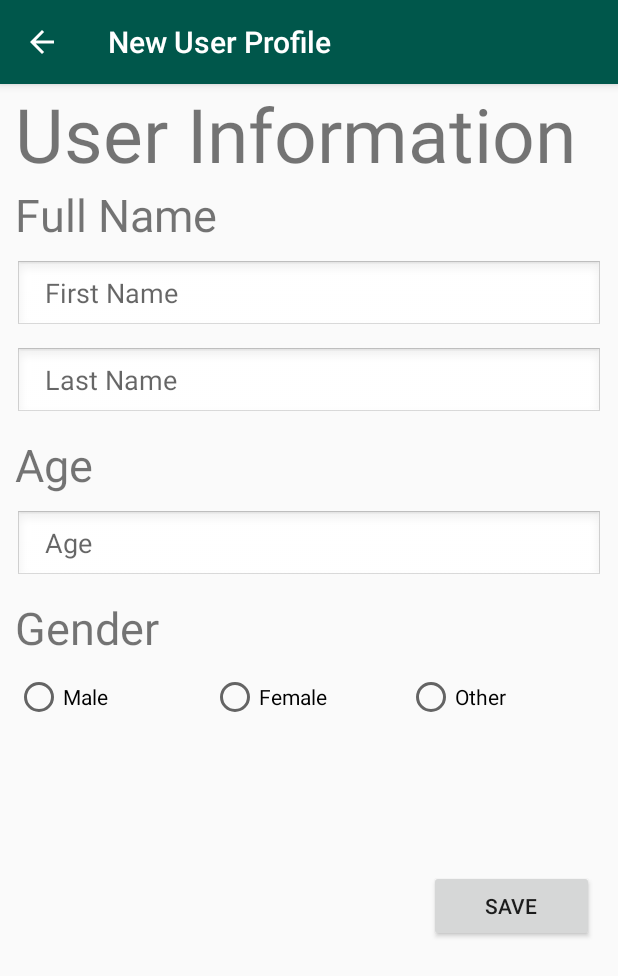
After one commit to TeamSAYY/COMP3004Project, an Android app: the New_User_Profile screen opened directly, with no data from a screen before it, on a phone screen of 412 x 824 dp. The commit adds this screen. Shown: the top 976 px of the screen. Run offline under Robolectric (Android 15) with nearby library versions, the phone set to English and light mode, and no system bars.

Commit message:
Created New User Profile and updated elements from receiving feedback.

```diff
--- a/app/src/main/AndroidManifest.xml
+++ b/app/src/main/AndroidManifest.xml
@@ -10,6 +10,7 @@
         android:roundIcon="@mipmap/ic_launcher_round"
         android:supportsRtl="true"
         android:theme="@style/AppTheme">
+        <activity android:name=".New_User_Profile"></activity>
         <!-- <activity android:name=".Frag_Setting"></activity> -->
         <!-- <activity android:name=".Frag_Notification" /> -->
         <activity android:name=".Nav_page" />
--- a/app/src/main/java/com/example/drmednotifier/Frag_Selfreport.java
+++ b/app/src/main/java/com/example/drmednotifier/Frag_Selfreport.java
@@ -14,7 +14,7 @@ public class Frag_Selfreport extends Fragment {
 
 
     TextView name,age;
-    ImageView Avatarr;
+    ImageView Avatar;
 
     public Frag_Selfreport() {
         // Required empty public constructor
@@ -28,6 +28,8 @@ public class Frag_Selfreport extends Fragment {
                              Bundle savedInstanceState) {
         View v = inflater.inflate(R.layout.fragment_frag__selfreport, container, false);
 
+
+
 /*
         String NNN = ((Nav_page)getActivity()).getNamed();
         name = (TextView) v.findViewById(R.id.s_name) ;
@@ -38,8 +40,8 @@ public class Frag_Selfreport extends Fragment {
         age.setText("Age: "+AAA);
 
 
-        Avatarr  = (ImageView)v.findViewById(R.id.Avatar);
-        Avatarr.setImageResource(R.drawable.avatar);
+        Avatar  = (ImageView)v.findViewById(R.id.Avatar);
+        Avatar.setImageResource(R.drawable.avatar);
 */
 
         return v;
--- /dev/null
+++ b/app/src/main/java/com/example/drmednotifier/New_User_Profile.java
@@ -0,0 +1,21 @@
+package com.example.drmednotifier;
+
+import androidx.appcompat.app.AppCompatActivity;
+import androidx.appcompat.widget.Toolbar;
+
+import android.os.Bundle;
+
+public class New_User_Profile extends AppCompatActivity {
+
+    @Override
+    protected void onCreate(Bundle savedInstanceState) {
+        super.onCreate(savedInstanceState);
+        setContentView(R.layout.activity_new__user__profile);
+
+        Toolbar toolbar = findViewById(R.id.toolbar);
+        setSupportActionBar(toolbar);
+
+        getSupportActionBar().setTitle(getResources().getString(R.string.new_user_report_title));
+        getSupportActionBar().setDisplayHomeAsUpEnabled(true);
+    }
+}
--- /dev/null
+++ b/app/src/main/res/layout/activity_new__user__profile.xml
@@ -0,0 +1,155 @@
+<?xml version="1.0" encoding="utf-8"?>
+<RelativeLayout xmlns:android="http://schemas.android.com/apk/res/android"
+    xmlns:app="http://schemas.android.com/apk/res-auto"
+    xmlns:tools="http://schemas.android.com/tools"
+    android:layout_width="match_parent"
+    android:layout_height="match_parent"
+    tools:context=".New_User_Profile">
+
+    <include
+        android:id="@+id/toolbar"
+        layout="@layout/new_user_profile_toolbar" />
+
+    <LinearLayout
+        android:layout_width="match_parent"
+        android:layout_height="match_parent"
+        android:orientation="vertical"
+        android:padding="10dp"
+        app:layout_constraintBottom_toBottomOf="parent"
+        app:layout_constraintEnd_toEndOf="parent"
+        app:layout_constraintHorizontal_bias="0.0"
+        app:layout_constraintStart_toStartOf="parent"
+        app:layout_constraintTop_toTopOf="parent"
+        app:layout_constraintVertical_bias="0.0">
+
+        <EditText
+            android:id="@+id/invisibleTextSpace"
+            android:layout_width="match_parent"
+            android:layout_height="wrap_content"
+            android:ems="10"
+            android:inputType="textPersonName"
+            android:visibility="invisible" />
+
+        <TextView
+            android:id="@+id/lblUserInfo"
+            android:layout_width="match_parent"
+            android:layout_height="wrap_content"
+            android:text="User Information"
+            android:textSize="50dp" />
+
+        <TextView
+            android:id="@+id/lblFullName"
+            android:layout_width="match_parent"
+            android:layout_height="wrap_content"
+            android:text="Full Name"
+            android:textSize="30dp" />
+
+        <EditText
+            android:id="@+id/textFirstName"
+            android:layout_width="match_parent"
+            android:layout_height="wrap_content"
+            android:layout_marginTop="10dp"
+            android:background="@android:drawable/edit_text"
+            android:editable="false"
+            android:hint="  First Name"
+            android:inputType="textPersonName" />
+
+        <EditText
+            android:id="@+id/textLastName"
+            android:layout_width="match_parent"
+            android:layout_height="wrap_content"
+            android:layout_marginTop="10dp"
+            android:editable="false"
+            android:background="@android:drawable/edit_text"
+            android:hint="  Last Name"
+            android:layout_marginBottom="10dp"
+            android:inputType="textPersonName" />
+
+        <TextView
+            android:id="@+id/lblAge"
+            android:layout_width="match_parent"
+            android:layout_height="wrap_content"
+            android:text="Age"
+            android:textSize="30dp" />
+
+        <EditText
+            android:id="@+id/textAge"
+            android:layout_width="match_parent"
+            android:layout_height="wrap_content"
+            android:layout_marginTop="10dp"
+            android:layout_marginBottom="10dp"
+            android:background="@android:drawable/edit_text"
+            android:hint="  Age"
+            android:inputType="number" />
+
+        <TextView
+            android:id="@+id/lblGender"
+            android:layout_width="match_parent"
+            android:layout_height="wrap_content"
+            android:text="Gender"
+            android:layout_marginBottom="10dp"
+            android:textSize="30dp" />
+
+        <RadioGroup
+            android:layout_width="match_parent"
+            android:layout_height="42dp"
+            android:orientation="horizontal">
+
+            <RadioButton
+                android:id="@+id/btnMale"
+                android:layout_width="match_parent"
+                android:layout_height="wrap_content"
+                android:layout_weight="1"
+                android:text="Male" />
+
+            <RadioButton
+                android:id="@+id/btnFemale"
+                android:layout_width="match_parent"
+                android:layout_height="wrap_content"
+                android:layout_weight="1"
+                android:text="Female" />
+
+            <RadioButton
+                android:id="@+id/btnOther"
+                android:layout_width="match_parent"
+                android:layout_height="wrap_content"
+                android:layout_weight="1"
+                android:text="Other" />
+        </RadioGroup>
+
+        <EditText
+            android:id="@+id/invisibleTextSpace2"
+            android:layout_width="match_parent"
+            android:layout_height="89dp"
+            android:ems="10"
+            android:inputType="textPersonName"
+            android:visibility="invisible" />
+
+        <LinearLayout
+            android:layout_width="match_parent"
+            android:layout_height="match_parent"
+            android:orientation="horizontal"
+            android:padding="0dp">
+
+            <EditText
+                android:id="@+id/invisibleTextSpace4"
+                android:layout_width="276dp"
+                android:layout_height="24dp"
+                android:ems="10"
+                android:inputType="textPersonName"
+                android:visibility="invisible" />
+
+            <Button
+                android:id="@+id/btnSaveChanges"
+                android:layout_width="110dp"
+                android:layout_height="wrap_content"
+                android:layout_marginEnd="16dp"
+                android:layout_marginBottom="16dp"
+                android:text="Save"
+                app:layout_constraintBottom_toBottomOf="parent"
+                app:layout_constraintEnd_toEndOf="parent" />
+        </LinearLayout>
+
+    </LinearLayout>
+
+</RelativeLayout>
--- a/app/src/main/res/layout/fragment_frag__selfreport.xml
+++ b/app/src/main/res/layout/fragment_frag__selfreport.xml
@@ -5,84 +5,4 @@
     android:id="@+id/Frag_sr"
     android:layout_width="match_parent"
     android:layout_height="match_parent"
-    tools:context="com.example.drmednotifier.Frag_Selfreport">
-
-    <LinearLayout
-        android:layout_width="match_parent"
-        android:layout_height="match_parent"
-        android:orientation="vertical"
-        android:padding="10dp"
-        app:layout_constraintBottom_toBottomOf="parent"
-        app:layout_constraintEnd_toEndOf="parent"
-        app:layout_constraintHorizontal_bias="0.0"
-        app:layout_constraintStart_toStartOf="parent"
-        app:layout_constraintTop_toTopOf="parent"
-        app:layout_constraintVertical_bias="0.0">
-
-        <EditText
-            android:id="@+id/textFIrstName"
-            android:layout_width="match_parent"
-            android:layout_height="54dp"
-            android:layout_marginTop="32dp"
-            android:editable="false"
-            android:ems="10"
-            android:inputType="textPersonName"
-            android:text="First Name" />
-
-        <EditText
-            android:id="@+id/textLastName"
-            android:layout_width="match_parent"
-            android:layout_height="54dp"
-            android:layout_marginTop="32dp"
-            android:editable="false"
-            android:ems="10"
-            android:inputType="textPersonName"
-            android:text="Last Name" />
-
-        <EditText
-            android:id="@+id/textAge"
-            android:layout_width="match_parent"
-            android:layout_height="54dp"
-            android:layout_marginTop="32dp"
-            android:ems="10"
-            android:inputType="number"
-            android:text="Age" />
-
-        <LinearLayout
-            android:layout_width="match_parent"
-            android:layout_height="62dp"
-            android:orientation="horizontal"
-            android:padding="5dp">
-
-            <CheckBox
-                android:id="@+id/checkBoxMale"
-                android:layout_width="100dp"
-                android:layout_height="53dp"
-                android:text="Male" />
-
-            <CheckBox
-                android:id="@+id/checkBoxFemale"
-                android:layout_width="100dp"
-                android:layout_height="53dp"
-                android:text="Female" />
-
-            <CheckBox
-                android:id="@+id/checkBoxOther"
-                android:layout_width="145dp"
-                android:layout_height="53dp"
-                android:text="Other" />
-        </LinearLayout>
-
-        <Button
-            android:id="@+id/btnSaveChanges"
-            android:layout_width="wrap_content"
-            android:layout_height="wrap_content"
-            android:layout_marginEnd="16dp"
-            android:layout_marginBottom="16dp"
-            android:text="Save"
-            app:layout_constraintBottom_toBottomOf="parent"
-            app:layout_constraintEnd_toEndOf="parent" />
-
-    </LinearLayout>
-
-</FrameLayout>
+    tools:context="com.example.drmednotifier.Frag_Selfreport"/>
--- /dev/null
+++ b/app/src/main/res/layout/new_user_profile_toolbar.xml
@@ -0,0 +1,9 @@
+<?xml version="1.0" encoding="utf-8"?>
+<androidx.appcompat.widget.Toolbar xmlns:android="http://schemas.android.com/apk/res/android"
+    android:layout_width="match_parent"
+    android:layout_height="wrap_content"
+    android:background="@color/colorPrimaryDark"
+    android:elevation="4dp"
+    android:theme="@style/ThemeOverlay.AppCompat.Dark.ActionBar">
+
+</androidx.appcompat.widget.Toolbar>
--- a/app/src/main/res/values/strings.xml
+++ b/app/src/main/res/values/strings.xml
@@ -5,5 +5,6 @@
     <string name="title_notifications">Notifications</string>
     <!-- TODO: Remove or change this placeholder text -->
     <string name="hello_blank_fragment">Hello blank fragment</string>
+    <string name="new_user_report_title">New User Profile</string>
     <string name="Title_One">Clicked!!</string>
 </resources>
--- a/app/src/main/res/values/styles.xml
+++ b/app/src/main/res/values/styles.xml
@@ -1,7 +1,7 @@
 <resources>
 
     <!-- Base application theme. -->
-    <style name="AppTheme" parent="Theme.AppCompat.Light.DarkActionBar">
+    <style name="AppTheme" parent="Theme.AppCompat.Light.NoActionBar">
         <!-- Customize your theme here. -->
         <item name="colorPrimary">@color/colorPrimary</item>
         <item name="colorPrimaryDark">@color/colorPrimaryDark</item>
```
